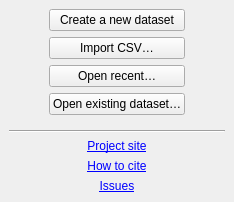
First picture: the form in src/rc_metastudio/forms/welcome_page.ui, repository AliSalman-et-al/rc-metastudio, before the edit.
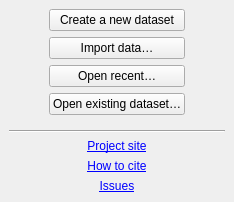
Second picture: the form after the edit. Icons and pictures are not drawn.

Commit message: RC MetaStudio 0.5.1: corrected statistics, sheets, RevMan and Excel import, manuscript export (#539)

```diff
--- a/src/rc_metastudio/forms/welcome_page.ui
+++ b/src/rc_metastudio/forms/welcome_page.ui
@@ -20,7 +20,7 @@
    <string>WizardPage</string>
   </property>
   <property name="title">
-   <string>What would you like to do?</string>
+   <string>Start a review</string>
   </property>
   <layout class="QVBoxLayout" name="workflowPageLayout">
    <property name="leftMargin"><number>0</number></property>
@@ -66,7 +66,7 @@
        <item>
         <widget class="QPushButton" name="import_csv_btn">
          <property name="text">
-          <string>Import CSV…</string>
+          <string>Import data…</string>
          </property>
          <property name="icon">
           <iconset resource="../images/icons.qrc">
```
The commit also changes 362 other files.
